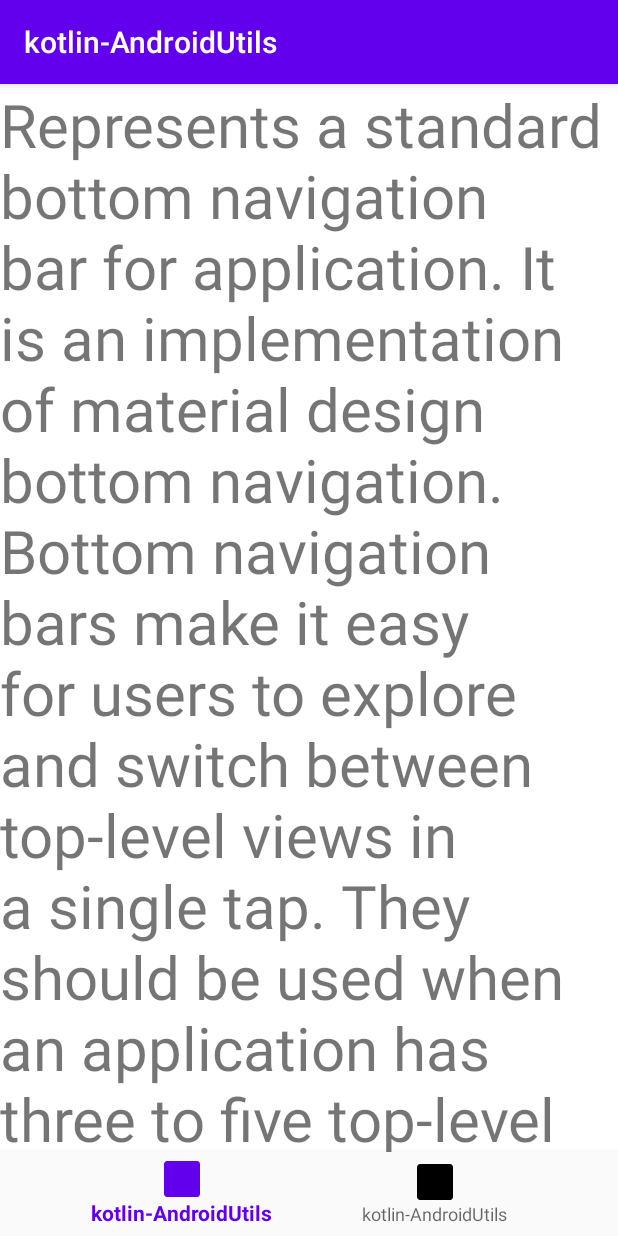
After one commit to ninosroger/kotlin-AndroidUtils, an Android app: the NavigationActivity screen opened directly, with no data from a screen before it, on a phone screen of 412 x 824 dp. The commit adds this screen. Run offline under Robolectric (Android 15) with nearby library versions, the phone set to English and light mode, and no system bars; 4 statements that could not run were skipped.

Commit message:
BottomNavigationView+Fragment  Fragment复用

```diff
--- a/app/src/main/AndroidManifest.xml
+++ b/app/src/main/AndroidManifest.xml
@@ -18,6 +18,7 @@
             </intent-filter>
         </activity>
         <activity android:name=".recycler_menu.ClassificationActivity" />
+        <activity android:name=".bottom_navigation.NavigationActivity" />
     </application>
 
 </manifest>
--- a/app/src/main/java/com/ninos/kotlin_androidutils/MainActivity.kt
+++ b/app/src/main/java/com/ninos/kotlin_androidutils/MainActivity.kt
@@ -4,6 +4,7 @@ import android.content.Intent
 import androidx.appcompat.app.AppCompatActivity
 import android.os.Bundle
 import android.widget.Toast
+import com.ninos.kotlin_androidutils.bottom_navigation.NavigationActivity
 import com.ninos.kotlin_androidutils.broadcast.AppBroadcastManager
 import com.ninos.kotlin_androidutils.recycler_menu.ClassificationActivity
 import kotlinx.android.synthetic.main.activity_main.*
@@ -26,5 +27,8 @@ class MainActivity : AppCompatActivity() {
         classification_demo.setOnClickListener {
             startActivity(Intent(this, ClassificationActivity::class.java))
         }
+        navigation_demo.setOnClickListener {
+            startActivity(Intent(this, NavigationActivity::class.java))
+        }
     }
 }
--- /dev/null
+++ b/app/src/main/java/com/ninos/kotlin_androidutils/bottom_navigation/NavigationActivity.kt
@@ -0,0 +1,54 @@
+package com.ninos.kotlin_androidutils.bottom_navigation
+
+import android.os.Bundle
+import android.view.MenuItem
+import androidx.appcompat.app.AppCompatActivity
+import androidx.navigation.NavGraph
+import androidx.navigation.NavGraphNavigator
+import androidx.navigation.NavigatorProvider
+import androidx.navigation.fragment.NavHostFragment
+import com.google.android.material.bottomnavigation.BottomNavigationView
+import com.ninos.kotlin_androidutils.R
+
+class NavigationActivity : AppCompatActivity() {
+    lateinit var navView: BottomNavigationView
+    override fun onCreate(savedInstanceState: Bundle?) {
+        super.onCreate(savedInstanceState)
+        setContentView(R.layout.activity_navigation)
+        navView = findViewById(R.id.nav_view)
+        val fragment =
+            supportFragmentManager.findFragmentById(R.id.nav_host_fragment)
+        val navController = NavHostFragment.findNavController(fragment!!)
+        val fragmentNavigator =
+            ReuseFragmentNavigator(this, fragment.childFragmentManager, fragment.id)
+        val provider = navController.navigatorProvider
+        provider.addNavigator(fragmentNavigator)
+        val navGraph: NavGraph = initNavGraph(provider, fragmentNavigator)
+        navController.graph = navGraph
+        navView.setOnNavigationItemSelectedListener { item: MenuItem ->
+            navController.navigate(item.itemId)
+            true
+        }
+    }
+
+    private fun initNavGraph(
+        provider: NavigatorProvider,
+        fragmentNavigator: ReuseFragmentNavigator
+    ): NavGraph {
+        val navGraph = NavGraph(NavGraphNavigator(provider))
+
+        //用自定义的导航器来创建目的地
+        val destination1 = fragmentNavigator.createDestination()
+        destination1.id = R.id.navigation_home
+        destination1.className = NavigationFragment::class.java.canonicalName
+        destination1.label = resources.getString(R.string.app_name)
+        navGraph.addDestination(destination1)
+        val destination2 = fragmentNavigator.createDestination()
+        destination2.id = R.id.navigation_self
+        destination2.className = NavigationFragment::class.java.canonicalName
+        destination2.label = resources.getString(R.string.app_name)
+        navGraph.addDestination(destination2)
+        navGraph.startDestination = R.id.navigation_home
+        return navGraph
+    }
+}
--- /dev/null
+++ b/app/src/main/java/com/ninos/kotlin_androidutils/bottom_navigation/NavigationFragment.kt
@@ -0,0 +1,19 @@
+package com.ninos.kotlin_androidutils.bottom_navigation
+
+import android.os.Bundle
+import android.view.LayoutInflater
+import android.view.View
+import android.view.ViewGroup
+import androidx.fragment.app.Fragment
+import com.ninos.kotlin_androidutils.R
+
+class NavigationFragment : Fragment() {
+    override fun onCreateView(
+        inflater: LayoutInflater,
+        container: ViewGroup?,
+        savedInstanceState: Bundle?
+    ): View? {
+        var view = inflater.inflate(R.layout.fragment_content, container, false);
+        return view
+    }
+}
--- a/app/src/main/res/layout/activity_main.xml
+++ b/app/src/main/res/layout/activity_main.xml
@@ -18,4 +18,10 @@
         android:layout_height="wrap_content"
         android:text="Classification Demo" />
 
+    <Button
+        android:id="@+id/navigation_demo"
+        android:layout_width="match_parent"
+        android:layout_height="wrap_content"
+        android:text="Navigation Demo" />
+
 </LinearLayout>
--- /dev/null
+++ b/app/src/main/res/layout/activity_navigation.xml
@@ -0,0 +1,28 @@
+<?xml version="1.0" encoding="utf-8"?>
+<LinearLayout xmlns:android="http://schemas.android.com/apk/res/android"
+    xmlns:app="http://schemas.android.com/apk/res-auto"
+    android:layout_width="match_parent"
+    android:layout_height="match_parent"
+    android:orientation="vertical">
+
+    <fragment
+        android:id="@+id/nav_host_fragment"
+        android:name="androidx.navigation.fragment.NavHostFragment"
+        android:layout_width="match_parent"
+        android:layout_height="0dp"
+        android:layout_weight="1"
+        app:defaultNavHost="true"
+        app:layout_constraintBottom_toTopOf="@id/nav_view"
+        app:navGraph="@navigation/mobile_navigation" />
+
+    <com.google.android.material.bottomnavigation.BottomNavigationView
+        android:id="@+id/nav_view"
+        android:layout_width="match_parent"
+        android:layout_height="wrap_content"
+        android:layout_marginStart="0dp"
+        android:layout_marginEnd="0dp"
+        android:background="?android:attr/windowBackground"
+        app:labelVisibilityMode="labeled"
+        app:menu="@menu/bottom_nav_menu" />
+
+</LinearLayout>
--- /dev/null
+++ b/app/src/main/res/layout/fragment_content.xml
@@ -0,0 +1,25 @@
+<?xml version="1.0" encoding="utf-8"?>
+<LinearLayout xmlns:android="http://schemas.android.com/apk/res/android"
+    android:layout_width="match_parent"
+    android:layout_height="match_parent"
+    android:background="@color/white"
+    android:orientation="vertical">
+
+    <androidx.core.widget.NestedScrollView
+        android:layout_width="match_parent"
+        android:layout_height="match_parent">
+
+        <TextView
+            android:layout_width="match_parent"
+            android:layout_height="match_parent"
+            android:text="Represents a standard bottom navigation bar for application. It is an implementation of material design bottom navigation.
+
+Bottom navigation bars make it easy for users to explore and switch between top-level views in a single tap. They should be used when an application has three to five top-level destinations.
+
+The bar can disappear on scroll, based on HideBottomViewOnScrollBehavior, when it is placed within a CoordinatorLayout and one of the children within the CoordinatorLayout is scrolled. This behavior is only set if the layout_behavior property is set to HideBottomViewOnScrollBehavior.
+
+The bar contents can be populated by specifying a menu resource file. Each menu item title, icon and enabled state will be used for displaying bottom navigation bar items. Menu items can also be used for programmatically selecting which destination is currently active. It can be done using MenuItem#setChecked(true)"
+            android:textSize="40sp" />
+
+    </androidx.core.widget.NestedScrollView>
+</LinearLayout>
--- /dev/null
+++ b/app/src/main/res/menu/bottom_nav_menu.xml
@@ -0,0 +1,14 @@
+<?xml version="1.0" encoding="utf-8"?>
+<menu xmlns:android="http://schemas.android.com/apk/res/android">
+
+    <item
+        android:id="@+id/navigation_home"
+        android:icon="@mipmap/ic_launcher"
+        android:title="@string/app_name" />
+
+    <item
+        android:id="@+id/navigation_self"
+        android:icon="@mipmap/ic_launcher"
+        android:title="@string/app_name" />
+
+</menu>
--- /dev/null
+++ b/app/src/main/res/navigation/mobile_navigation.xml
@@ -0,0 +1,20 @@
+<?xml version="1.0" encoding="utf-8"?>
+<navigation xmlns:android="http://schemas.android.com/apk/res/android"
+    xmlns:app="http://schemas.android.com/apk/res-auto"
+    xmlns:tools="http://schemas.android.com/tools"
+    android:id="@+id/mobile_navigation"
+    app:startDestination="@+id/navigation_home">
+
+    <fragment
+        android:id="@+id/navigation_home"
+        android:name="com.ninos.kotlin_androidutils.bottom_navigation.NavigationFragment"
+        android:label="@string/app_name"
+        tools:layout="@layout/fragment_content" />
+
+    <fragment
+        android:id="@+id/navigation_own"
+        android:name="com.ninos.kotlin_androidutils.bottom_navigation.NavigationFragment"
+        android:label="@string/app_name"
+        tools:layout="@layout/fragment_content" />
+
+</navigation>
--- a/build.gradle
+++ b/build.gradle
@@ -8,7 +8,7 @@ buildscript {
 
     }
     dependencies {
-        classpath 'com.android.tools.build:gradle:3.6.2'
+        classpath 'com.android.tools.build:gradle:4.0.1'
         classpath "org.jetbrains.kotlin:kotlin-gradle-plugin:$kotlin_version"
 
         // NOTE: Do not place your application dependencies here; they belong
```
Also changed, not shown: app/build.gradle (+6 -4 lines), app/src/main/java/com/ninos/kotlin_androidutils/bottom_navigation/ReuseFragmentNavigator.kt (added, +101 -0 lines).
